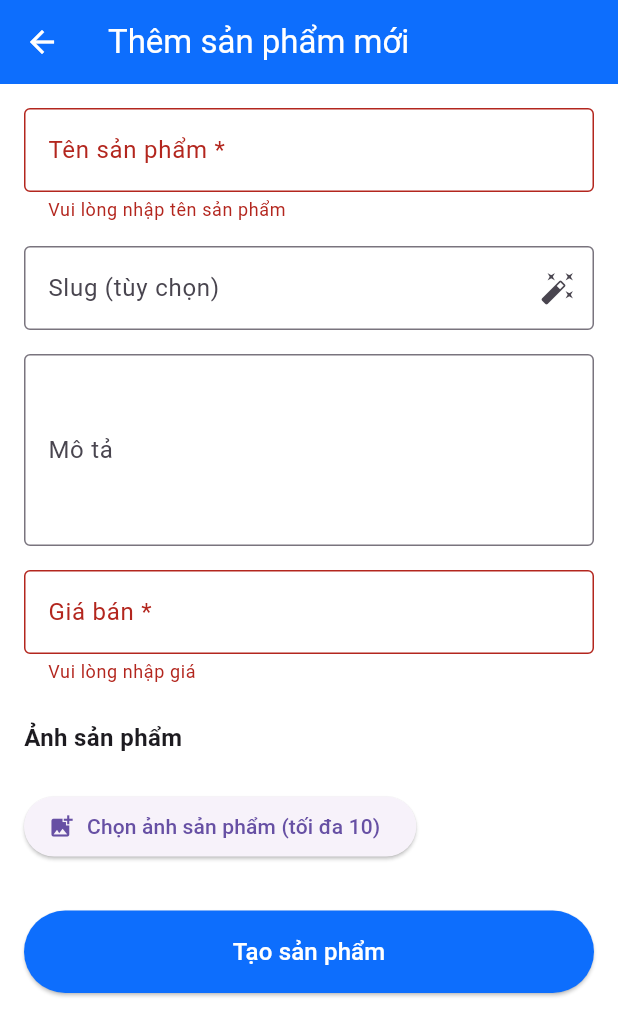
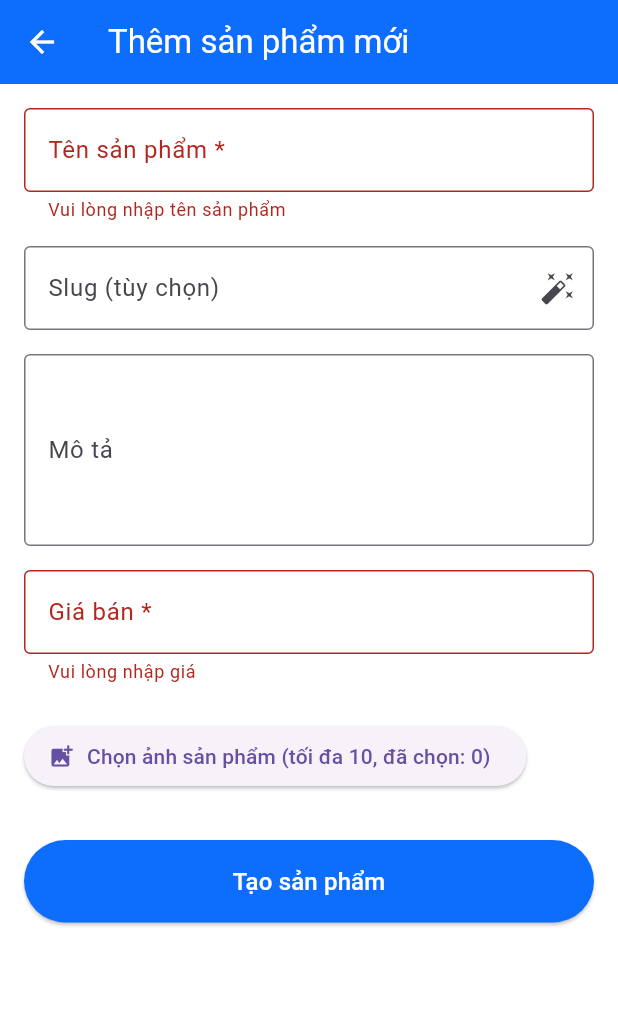
Before and after one commit to chucomatnao/mini_e_fe_app, a Flutter app: the AddProductScreen screen opened by its route, after a tap on "Tạo sản phẩm", on a phone screen of 412 x 824 dp. Shown: the top 1036 px of the screen. Run offline on Flutter 3.47's test engine with Material 3 defaults, Android fonts, the phone set to English and light mode, and no system bars; our stand-ins replace cached_network_image, cookie_jar, dio, dio_cookie_manager, image_picker, shared_preferences; accounts and stored records are empty.

Commit message:
fix: correct image upload logic in AddProductScreen for both mobile and web

```diff
--- a/lib/screens/products/add_product_screen.dart
+++ b/lib/screens/products/add_product_screen.dart
@@ -9,7 +9,6 @@ import 'package:provider/provider.dart';
 import '/../providers/product_provider.dart';
 import '/../models/product_model.dart';
 import 'add_variant_screen.dart';
-import 'edit_product_screen.dart'; // Đảm bảo bạn có file này
 
 class AddProductScreen extends StatefulWidget {
   final ProductModel? editProduct;
@@ -23,24 +22,23 @@ class AddProductScreen extends StatefulWidget {
 class _AddProductScreenState extends State<AddProductScreen> {
   final _formKey = GlobalKey<FormState>();
 
-  // Controllers
   late final TextEditingController _titleController;
   late final TextEditingController _descriptionController;
   late final TextEditingController _priceController;
   late final TextEditingController _slugController;
 
-  // Ảnh mới
-  List<File> _images = [];
-  List<Uint8List> _imageBytes = [];
+  // Ảnh mới chọn
+  List<File> _images = [];          // Mobile
+  List<Uint8List> _imageBytes = []; // Web
+
+  bool _isLoading = false;
 
   @override
   void initState() {
     super.initState();
     _titleController = TextEditingController(text: widget.editProduct?.title ?? '');
-    _descriptionController =
-        TextEditingController(text: widget.editProduct?.description ?? '');
-    _priceController =
-        TextEditingController(text: widget.editProduct?.price.toString() ?? '');
+    _descriptionController = TextEditingController(text: widget.editProduct?.description ?? '');
+    _priceController = TextEditingController(text: widget.editProduct?.price.toStringAsFixed(0) ?? '');
     _slugController = TextEditingController(text: widget.editProduct?.slug ?? '');
   }
 
@@ -53,7 +51,7 @@ class _AddProductScreenState extends State<AddProductScreen> {
     super.dispose();
   }
 
-  // Chọn ảnh
+  // Chọn nhiều ảnh
   Future<void> _pickImages() async {
     final picker = ImagePicker();
     final picked = await picker.pickMultiImage();
@@ -72,11 +70,31 @@ class _AddProductScreenState extends State<AddProductScreen> {
         _images.addAll(picked.map((xFile) => File(xFile.path)));
       });
     }
+
+    // Giới hạn tối đa 10 ảnh
+    if (kIsWeb && _imageBytes.length > 10) {
+      _imageBytes = _imageBytes.sublist(0, 10);
+    } else if (!kIsWeb && _images.length > 10) {
+      _images = _images.sublist(0, 10);
+    }
+  }
+
+  // Xóa ảnh đã chọn
+  void _removeImage(dynamic item) {
+    setState(() {
+      if (kIsWeb) {
+        _imageBytes.remove(item);
+      } else {
+        _images.remove(item);
+      }
+    });
   }
 
   // Submit form
   Future<void> _submitForm() async {
     if (!_formKey.currentState!.validate()) return;
+
+    setState(() => _isLoading = true);
 
     final provider = Provider.of<ProductProvider>(context, listen: false);
     final isEditMode = widget.editProduct != null;
@@ -85,58 +103,48 @@ class _AddProductScreenState extends State<AddProductScreen> {
 
     try {
       if (isEditMode) {
-        // CẬP NHẬT SẢN PHẨM
-        final hasNewImages =
-            (kIsWeb && _imageBytes.isNotEmpty) || (!kIsWeb && _images.isNotEmpty);
-
+        // Chỉ update text fields (backend chưa hỗ trợ update ảnh)
         final success = await provider.updateProduct(
           productId: widget.editProduct!.id,
           title: _titleController.text.trim(),
           price: price,
-          description: _descriptionController.text.trim().isNotEmpty
-              ? _descriptionController.text.trim()
-              : null,
-          slug: _slugController.text.trim().isNotEmpty
-              ? _slugController.text.trim()
-              : null,
-          images: (!kIsWeb && hasNewImages) ? _images : null,
-          imageBytes: (kIsWeb && hasNewImages) ? _imageBytes : null,
+          description: _descriptionController.text.trim().isEmpty ? null : _descriptionController.text.trim(),
+          slug: _slugController.text.trim().isNotEmpty ? _slugController.text.trim() : null,
         );
 
         if (success && mounted) {
           ScaffoldMessenger.of(context).showSnackBar(
-            SnackBar(
-              content: Text(hasNewImages
-                  ? 'Cập nhật sản phẩm thành công! Ảnh mới đã được thêm.'
-                  : 'Cập nhật sản phẩm thành công!'),
+            const SnackBar(
+              content: Text('Cập nhật sản phẩm thành công!'),
               backgroundColor: Colors.green,
             ),
           );
           Navigator.pop(context);
         }
       } else {
-        // TẠO MỚI SẢN PHẨM
-        final product = await provider.createProduct(
+        // TẠO SẢN PHẨM MỚI - UPLOAD ẢNH ĐÚNG CÁCH
+        final newProduct = await provider.createProduct(
           title: _titleController.text.trim(),
           price: price,
-          description: _descriptionController.text.trim().isNotEmpty
-              ? _descriptionController.text.trim()
-              : null,
-          slug: _slugController.text.trim().isNotEmpty
-              ? _slugController.text.trim()
-              : null,
-          images: kIsWeb ? null : (_images.isNotEmpty ? _images : null),
-          imageBytes: kIsWeb ? (_imageBytes.isNotEmpty ? _imageBytes : null) : null,
+          description: _descriptionController.text.trim().isEmpty ? null : _descriptionController.text.trim(),
+          slug: _slugController.text.trim().isNotEmpty ? _slugController.text.trim() : null,
+          images: kIsWeb ? null : (_images.isNotEmpty ? _images : null),           // Mobile: gửi List<File>
+          imageBytes: kIsWeb ? (_imageBytes.isNotEmpty ? _imageBytes : null) : null, // Web: gửi List<Uint8List>
         );
 
-        if (product != null && mounted) {
+        if (newProduct != null && mounted) {
           ScaffoldMessenger.of(context).showSnackBar(
-            const SnackBar(content: Text('Tạo sản phẩm thành công!')),
+            const SnackBar(
+              content: Text('Tạo sản phẩm thành công!'),
+              backgroundColor: Colors.green,
+            ),
           );
+
+          // Chuyển sang màn hình thêm biến thể
           Navigator.pushReplacement(
             context,
             MaterialPageRoute(
-              builder: (_) => AddVariantScreen(productId: product.id),
+              builder: (_) => AddVariantScreen(productId: newProduct.id),
             ),
           );
         }
@@ -144,15 +152,21 @@ class _AddProductScreenState extends State<AddProductScreen> {
     } catch (e) {
       if (mounted) {
         ScaffoldMessenger.of(context).showSnackBar(
-          SnackBar(content: Text('Lỗi: $e'), backgroundColor: Colors.red),
+          SnackBar(
+            content: Text('Lỗi: $e'),
+            backgroundColor: Colors.red,
+          ),
         );
+      }
+    } finally {
+      if (mounted) {
+        setState(() => _isLoading = false);
       }
     }
   }
 
   @override
   Widget build(BuildContext context) {
-    final provider = Provider.of<ProductProvider>(context);
     final isEditMode = widget.editProduct != null;
     final totalNewImages = kIsWeb ? _imageBytes.length : _images.length;
 
@@ -176,8 +190,7 @@ class _AddProductScreenState extends State<AddProductScreen> {
                   labelText: 'Tên sản phẩm *',
                   border: OutlineInputBorder(),
                 ),
-                validator: (v) =>
-                v?.trim().isEmpty == true ? 'Vui lòng nhập tên sản phẩm' : null,
+                validator: (v) => v?.trim().isEmpty ?? true ? 'Vui lòng nhập tên sản phẩm' : null,
               ),
               const SizedBox(height: 16),
 
@@ -228,66 +241,20 @@ class _AddProductScreenState extends State<AddProductScreen> {
                 ),
                 validator: (v) {
                   if (v?.trim().isEmpty ?? true) return 'Vui lòng nhập giá';
-                  if (double.tryParse(v!.replaceAll(',', '')) == null) {
-                    return 'Giá không hợp lệ';
+                  if (double.tryParse(v!.replaceAll(',', '')) == null || double.tryParse(v)! <= 0) {
+                    return 'Giá phải là số dương';
                   }
                   return null;
                 },
               ),
               const SizedBox(height: 24),
 
-              // === NÚT QUẢN LÝ BIẾN THỂ (ĐÃ SỬA LỖI TẠI ĐÂY) ===
-              if (isEditMode)
-                Center(
-                  child: OutlinedButton.icon(
-                    onPressed: () {
-                      Navigator.push(
-                        context,
-                        MaterialPageRoute(
-                          builder: (_) => EditProductScreen(
-                            // SỬA: Truyền 'product' thay vì 'productId'
-                            product: widget.editProduct!,
-                          ),
-                        ),
-                      );
-                    },
-                    icon: const Icon(Icons.tune),
-                    label: const Text('Quản lý biến thể'),
-                    style: OutlinedButton.styleFrom(
-                      padding: const EdgeInsets.symmetric(horizontal: 32, vertical: 16),
-                      side: const BorderSide(color: Colors.blue, width: 2),
-                      shape: RoundedRectangleBorder(
-                        borderRadius: BorderRadius.circular(12),
-                      ),
-                    ),
-                  ),
-                ),
-              if (isEditMode) const SizedBox(height: 32),
-
-              // Ảnh sản phẩm
-              const Text(
-                'Ảnh sản phẩm',
-                style: TextStyle(fontSize: 16, fontWeight: FontWeight.bold),
-              ),
-              const SizedBox(height: 8),
-
-              // Ảnh hiện tại (chỉ hiển thị khi edit - không cho xóa)
+              // Ảnh hiện tại (chỉ khi edit)
               if (isEditMode && widget.editProduct!.imageUrl.isNotEmpty)
-                Container(
-                  margin: const EdgeInsets.only(bottom: 16),
-                  padding: const EdgeInsets.all(12),
-                  decoration: BoxDecoration(
-                    color: Colors.blue.shade50,
-                    borderRadius: BorderRadius.circular(8),
-                    border: Border.all(color: Colors.blue.shade200),
-                  ),
-                  child: Column(
+                Column(
                   crossAxisAlignment: CrossAxisAlignment.start,
                   children: [
-                      const Text(
-                        'Ảnh hiện tại:',
-                        style: TextStyle(fontWeight: FontWeight.w600),
-                      ),
+                    const Text('Ảnh hiện tại:', style: TextStyle(fontWeight: FontWeight.w600)),
                     const SizedBox(height: 8),
                     ClipRRect(
                       borderRadius: BorderRadius.circular(8),
@@ -298,12 +265,20 @@ class _AddProductScreenState extends State<AddProductScreen> {
                         fit: BoxFit.cover,
                       ),
                     ),
+                    const SizedBox(height: 16),
                   ],
-                  ),
                 ),
 
               // Ảnh mới đã chọn
               if (totalNewImages > 0)
+                Column(
+                  crossAxisAlignment: CrossAxisAlignment.start,
+                  children: [
+                    Text(
+                      'Ảnh mới (${totalNewImages}/10):',
+                      style: const TextStyle(fontWeight: FontWeight.w600),
+                    ),
+                    const SizedBox(height: 8),
                     Wrap(
                       spacing: 12,
                       runSpacing: 12,
@@ -327,9 +302,7 @@ class _AddProductScreenState extends State<AddProductScreen> {
                               top: 4,
                               right: 4,
                               child: GestureDetector(
-                            onTap: () => setState(() {
-                              kIsWeb ? _imageBytes.remove(item) : _images.remove(item);
-                            }),
+                                onTap: () => _removeImage(item),
                                 child: const CircleAvatar(
                                   radius: 12,
                                   backgroundColor: Colors.red,
@@ -341,16 +314,15 @@ class _AddProductScreenState extends State<AddProductScreen> {
                         );
                       }).toList(),
                     ),
-
                     const SizedBox(height: 16),
+                  ],
+                ),
 
               // Nút chọn ảnh
               ElevatedButton.icon(
                 onPressed: _pickImages,
                 icon: const Icon(Icons.add_photo_alternate),
-                label: Text(isEditMode
-                    ? 'Thêm ảnh mới (tối đa 10)'
-                    : 'Chọn ảnh sản phẩm (tối đa 10)'),
+                label: Text('Chọn ảnh sản phẩm (tối đa 10, đã chọn: $totalNewImages)'),
               ),
               const SizedBox(height: 32),
 
@@ -362,14 +334,8 @@ class _AddProductScreenState extends State<AddProductScreen> {
                     padding: const EdgeInsets.symmetric(vertical: 16),
                     backgroundColor: const Color(0xFF0D6EFD),
                   ),
-                  onPressed: provider.isLoading
-                      ? null
-                      : () {
-                    if (_formKey.currentState!.validate()) {
-                      _submitForm();
-                    }
-                  },
-                  child: provider.isLoading
+                  onPressed: _isLoading ? null : _submitForm,
+                  child: _isLoading
                       ? const CircularProgressIndicator(color: Colors.white)
                       : Text(
                     isEditMode ? 'Cập nhật sản phẩm' : 'Tạo sản phẩm',
@@ -377,6 +343,7 @@ class _AddProductScreenState extends State<AddProductScreen> {
                   ),
                 ),
               ),
+              const SizedBox(height: 20),
             ],
           ),
         ),
```
Lines whose indentation alone changed are shown as unchanged.
